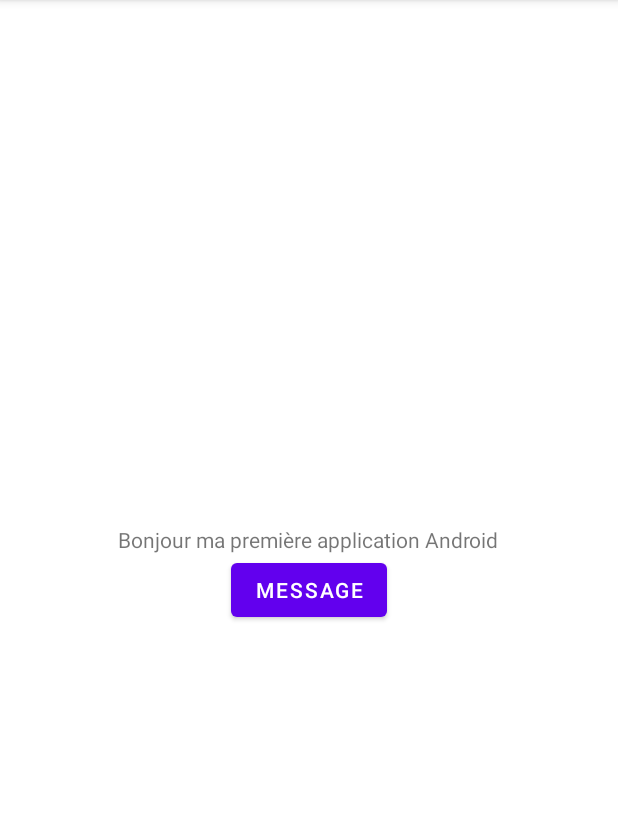
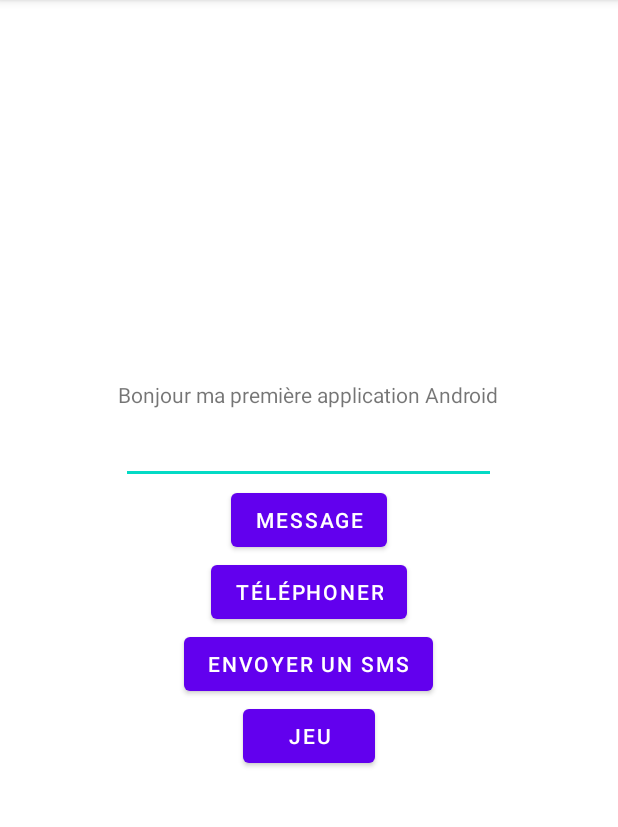
Before and after one commit to yannickcharron/4C6.H22.101, an Android app: the screen it shows after launch (MainActivity), after a tap on "MESSAGE", on a phone screen of 412 x 824 dp, the part 84-911 px from its top. Run offline under Robolectric (Android 15) with nearby library versions, the light colour scheme and no system bars.

Commit message:
Premier commit - 3 février 2022

```diff
--- a/S01PremiereAppplication/app/src/main/AndroidManifest.xml
+++ b/S01PremiereAppplication/app/src/main/AndroidManifest.xml
@@ -10,6 +10,9 @@
         android:supportsRtl="true"
         android:theme="@style/Theme.S01PremiereAppplication">
         <activity
+            android:name=".SecondActivity"
+            android:exported="false" />
+        <activity
             android:name=".MainActivity"
             android:exported="true">
             <intent-filter>
--- a/S01PremiereAppplication/app/src/main/java/ca/qc/cstj/s01premiereappplication/MainActivity.kt
+++ b/S01PremiereAppplication/app/src/main/java/ca/qc/cstj/s01premiereappplication/MainActivity.kt
@@ -1,9 +1,11 @@
 package ca.qc.cstj.s01premiereappplication
 
+import android.content.Intent
+import android.net.Uri
 import androidx.appcompat.app.AppCompatActivity
 import android.os.Bundle
 import android.widget.Button
-import android.widget.Toast
+import android.widget.EditText
 
 class MainActivity : AppCompatActivity() {
 
@@ -11,10 +13,46 @@ class MainActivity : AppCompatActivity() {
         super.onCreate(savedInstanceState)
         setContentView(R.layout.activity_main)
 
+        // findViewById équivalent document.getElementById()
         val btnMessage = findViewById<Button>(R.id.btnMessage)
+        val btnTelephone = findViewById<Button>(R.id.btnTelephone)
+        val btnSMS = findViewById<Button>(R.id.btnSMS)
+        val btnJeu = findViewById<Button>(R.id.btnJeu)
+        val edtName = findViewById<EditText>(R.id.edtName)
+
+        btnJeu.setOnClickListener {
+            val secondActivityIntent = SecondActivity.newIntent(this, edtName.text.toString())
+            startActivity(secondActivityIntent)
+        }
+
+        btnSMS.setOnClickListener {
+            val name = edtName.text.toString()
+            val smsIntent = Intent(Intent.ACTION_VIEW, Uri.parse("smsto:450-436-1580"))
+            smsIntent.putExtra("sms_body","Bonjour de $name")
+            startActivity(smsIntent)
+        }
+
 
         btnMessage.setOnClickListener {
-            Toast.makeText(this, "Bonjour",Toast.LENGTH_LONG).show()
+            //Toast.makeText(this, "Bonjour",Toast.LENGTH_LONG).show()
+
+            //val packageName = "com.facebook.orca"
+            val packageName = "com.google.android.youtube"
+            val packageIntent = packageManager.getLaunchIntentForPackage(packageName)
+            if(packageIntent != null) {
+                packageIntent.addFlags(Intent.FLAG_ACTIVITY_NEW_TASK)
+                startActivity(packageIntent)
+            } else {
+                val intentMarket = Intent(Intent.ACTION_VIEW)
+                intentMarket.addFlags(Intent.FLAG_ACTIVITY_NEW_TASK)
+                intentMarket.data = Uri.parse("market://details?id=$packageName")
+                startActivity(intentMarket)
+            }
+        }
+
+        btnTelephone.setOnClickListener {
+            val phoneIntent = Intent(Intent.ACTION_DIAL, Uri.parse("tel:450-436-1580"))
+            startActivity(phoneIntent)
         }
     }
 
--- a/S01PremiereAppplication/app/src/main/res/layout/activity_main.xml
+++ b/S01PremiereAppplication/app/src/main/res/layout/activity_main.xml
@@ -13,10 +13,33 @@
         android:layout_height="wrap_content"
         android:text="@string/msgBonjour" />
 
+    <EditText
+        android:id="@+id/edtName"
+        android:layout_width="250dp"
+        android:layout_height="50dp"
+        android:inputType="text"/>
 
     <Button
         android:id="@+id/btnMessage"
         android:layout_width="wrap_content"
         android:layout_height="wrap_content"
         android:text="@string/msgMessage" />
+
+    <Button
+        android:id="@+id/btnTelephone"
+        android:layout_width="wrap_content"
+        android:layout_height="wrap_content"
+        android:text="@string/telephoner" />
+
+    <Button
+        android:id="@+id/btnSMS"
+        android:layout_width="wrap_content"
+        android:layout_height="wrap_content"
+        android:text="@string/sms" />
+
+    <Button
+        android:id="@+id/btnJeu"
+        android:layout_width="wrap_content"
+        android:layout_height="wrap_content"
+        android:text="@string/jeu" />
 </LinearLayout>
--- a/S01PremiereAppplication/app/src/main/res/values/strings.xml
+++ b/S01PremiereAppplication/app/src/main/res/values/strings.xml
@@ -2,4 +2,12 @@
     <string name="app_name">S01 Premiere Appplication</string>
     <string name="msgBonjour">Bonjour ma première application Android</string>
     <string name="msgMessage">Message</string>
+    <string name="telephoner">Téléphoner</string>
+    <string name="sms">Envoyer un SMS</string>
+    <string name="jeu">Jeu</string>
+    <string name="deviner_le_nombre">Bonjour %s, devinez le nombre</string>
+    <string name="btnVerifier">Vérifier</string>
+    <string name="msgWinner">Bravo</string>
+    <string name="msgLess">Le nombre recherché est plus petit.</string>
+    <string name="msgHigh">Le nombre recherché est plus grand.</string>
 </resources>
```
Also changed, not shown: S01PremiereAppplication/app/src/main/java/ca/qc/cstj/s01premiereappplication/SecondActivity.kt (added, +62 -0 lines), S01PremiereAppplication/app/src/main/res/layout/activity_second.xml (added, +31 -0 lines).
